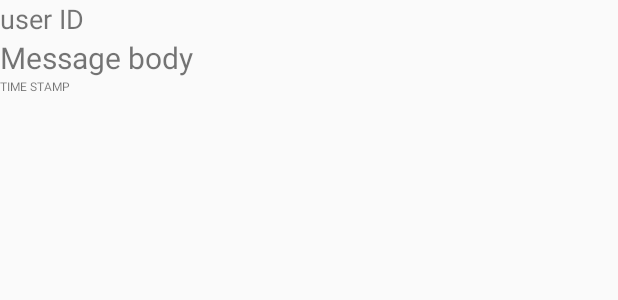
After one commit to BahaeddinSagar/FirstAttemptOnChatApp, an Android app: the layout message.xml on its own in the app's theme, with its tools: preview values and no code run, on a phone screen of 412 x 824 dp. The commit adds this screen. Shown: the top 300 px of the screen. Run offline under Robolectric (Android 15) with nearby library versions, the phone set to English and light mode, and no system bars.

Commit message:
Working Properly

```diff
--- /dev/null
+++ b/app/src/main/res/layout/message.xml
@@ -0,0 +1,34 @@
+<?xml version="1.0" encoding="utf-8"?>
+<LinearLayout
+    xmlns:android="http://schemas.android.com/apk/res/android"
+    android:orientation="vertical"
+    android:layout_width="match_parent"
+    android:layout_height="match_parent"
+
+    >
+
+
+    <TextView
+        android:layout_width="wrap_content"
+        android:layout_height="wrap_content"
+        android:text="user ID"
+        android:id="@+id/UID"
+        android:textSize="18sp"
+        />
+    <TextView
+        android:layout_width="wrap_content"
+        android:layout_height="wrap_content"
+        android:text="Message body"
+        android:id="@+id/message"
+        android:textSize="20sp"
+        />
+
+    <TextView
+        android:layout_width="wrap_content"
+        android:layout_height="wrap_content"
+        android:text="TIME STAMP"
+        android:id="@+id/stamp"
+        android:textSize="8sp"
+        />
+
+</LinearLayout>
```
Also changed, not shown: app/src/main/java/com/example/firstattemptonchatapp/ChatRoomActivity.java (+55 -5 lines), app/src/main/java/com/example/firstattemptonchatapp/Message.java (added, +18 -0 lines), app/src/main/java/com/example/firstattemptonchatapp/MessageArrayAdapter.java (added, +49 -0 lines), app/src/main/res/layout/activity_chat_room.xml (+27 -4 lines).
